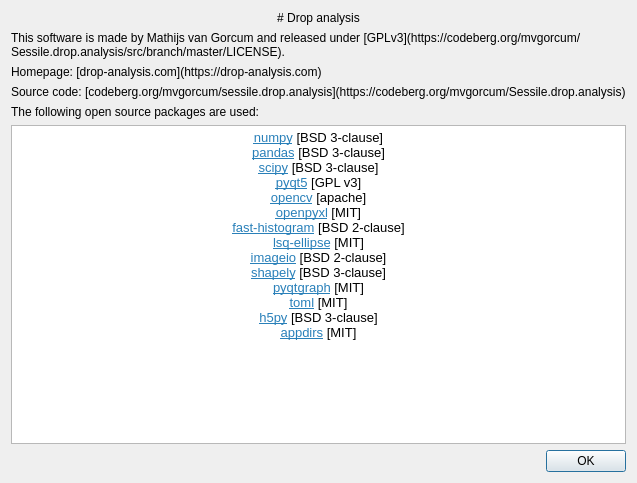
Qt form drop_analysis/About.ui (mvgorcum/Sessile.drop.analysis) before a commit.
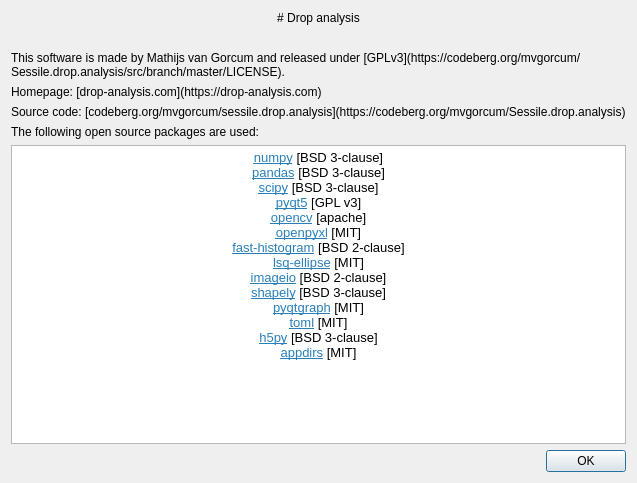
The same form after that commit.

Commit message: open links in about and help in external browser

```diff
--- a/drop_analysis/About.ui
+++ b/drop_analysis/About.ui
@@ -30,6 +30,16 @@
      </property>
     </widget>
    </item>
+   <item>
+    <widget class="QLabel" name="versionLabel">
+     <property name="text">
+      <string/>
+     </property>
+     <property name="alignment">
+      <set>Qt::AlignRight|Qt::AlignTrailing|Qt::AlignVCenter</set>
+     </property>
+    </widget>
+   </item>
    <item>
     <widget class="QLabel" name="label_2">
      <property name="text">
```
Left out of the diff: 12 changed lines with no effect on the pictures. The commit also changes 4 other files.
